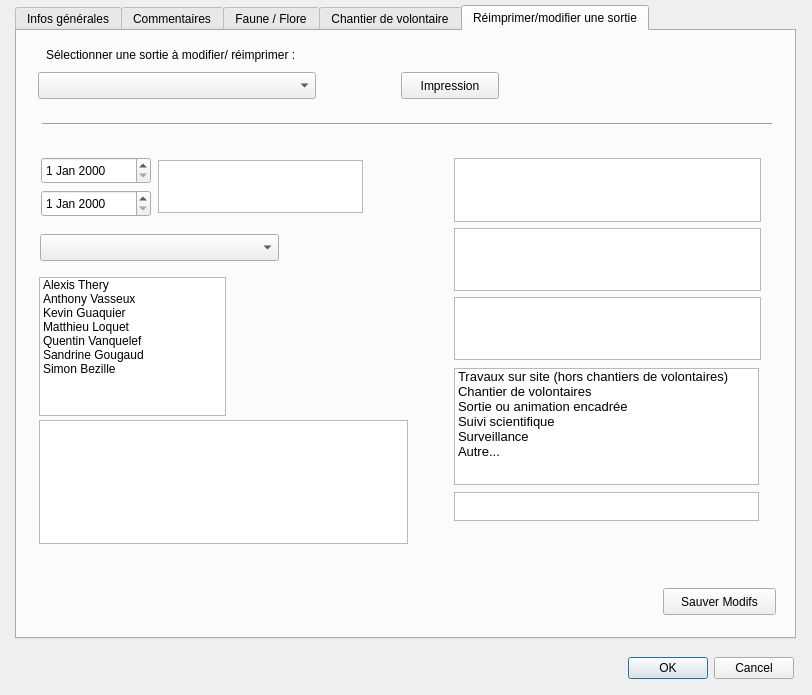
Before: the Qt Designer form ui_bdtravaux_sortie.ui in VincentD/bdtravaux, drawn with Qt 5.
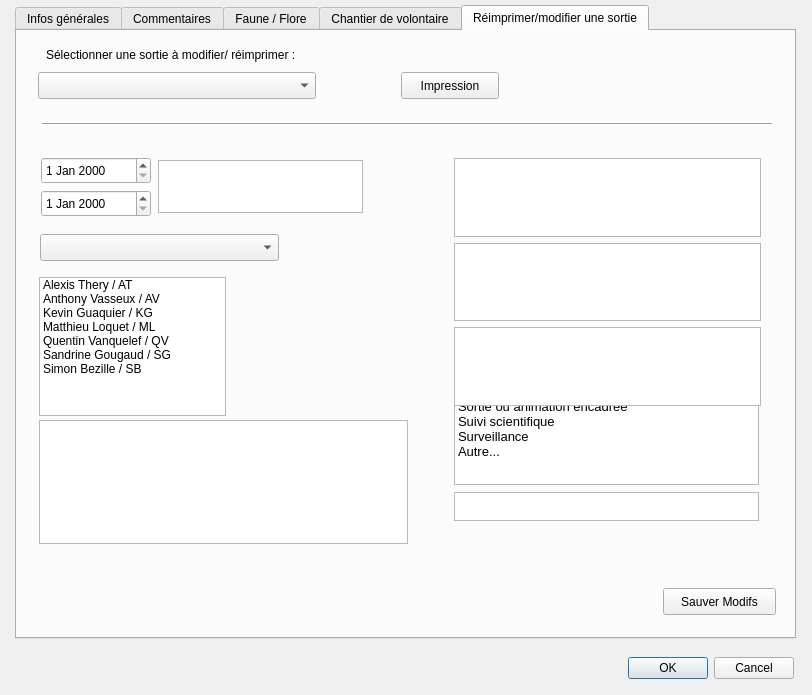
After: the same form once the commit is applied. The open tabs and pages were chosen to show the change.

Commit message: Issue #57 : Modifications de la liste des salariés lors d'une sortie implémentées.

What changed in the file:
```diff
--- a/ui_bdtravaux_sortie.ui
+++ b/ui_bdtravaux_sortie.ui
@@ -1017,37 +1017,37 @@
      </property>
      <item>
       <property name="text">
-       <string>Alexis Thery</string>
+       <string>Alexis Thery / AT</string>
       </property>
      </item>
      <item>
       <property name="text">
-       <string>Anthony Vasseux</string>
+       <string>Anthony Vasseux / AV</string>
       </property>
      </item>
      <item>
       <property name="text">
-       <string>Kevin Guaquier</string>
+       <string>Kevin Guaquier / KG</string>
       </property>
      </item>
      <item>
       <property name="text">
-       <string>Matthieu Loquet</string>
+       <string>Matthieu Loquet / ML</string>
       </property>
      </item>
      <item>
       <property name="text">
-       <string>Quentin Vanquelef</string>
+       <string>Quentin Vanquelef / QV</string>
       </property>
      </item>
      <item>
       <property name="text">
-       <string>Sandrine Gougaud</string>
+       <string>Sandrine Gougaud / SG</string>
       </property>
      </item>
      <item>
       <property name="text">
-       <string>Simon Bezille</string>
+       <string>Simon Bezille / SB</string>
       </property>
      </item>
     </widget>
@@ -1142,13 +1142,13 @@
       <string>Sauver Modifs</string>
      </property>
     </widget>
-    <widget class="QWidget" name="">
+    <widget class="QWidget" name="layoutWidget">
      <property name="geometry">
       <rect>
        <x>437</x>
        <y>127</y>
        <width>307</width>
-       <height>202</height>
+       <height>248</height>
       </rect>
      </property>
      <layout class="QVBoxLayout" name="verticalLayout_2">
```
Left out of the diff: 2 changed lines with no effect on the pictures. The commit also changes 1 other file.
